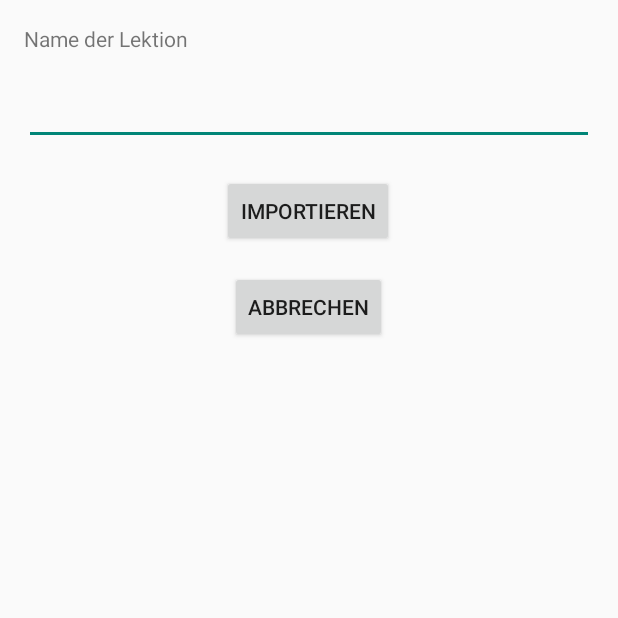
After one commit to Luki2811/VokabelTrainer, an Android app: the ImportLessonActivity screen opened directly, with no data from a screen before it, on a phone screen of 412 x 824 dp, the top half of it. The commit adds this screen. Run offline under Robolectric (Android 15) with nearby library versions, the phone set to English and light mode, and no system bars; 7 statements that could not run were skipped.

Commit message:
Added ImportLessonActivity.kt (20.11.21)

```diff
--- a/app/src/main/java/de/luki2811/dev/vokabeltrainer/PracticeVocabularyActivity.kt
+++ b/app/src/main/java/de/luki2811/dev/vokabeltrainer/PracticeVocabularyActivity.kt
@@ -68,7 +68,7 @@ class PracticeVocabularyActivity : AppCompatActivity() {
         }
     }
 
-    fun checkVoc() {
+    fun checkVoc(view: View) {
         val correctionTextView = findViewById<TextView>(R.id.textViewLessonCorrection)
         val inputAnswer = findViewById<EditText>(R.id.editTextTranslatedInput)
         val buttonCheck = findViewById<Button>(R.id.buttonCheckLesson)
@@ -95,7 +95,7 @@ class PracticeVocabularyActivity : AppCompatActivity() {
             }
         }
         counter = counter + 1
-        voc!!.setUsed(true)
+        voc!!.isAlreadyUsed = true
         buttonCheck.setText(R.string.next)
         val progressBar = findViewById<ProgressBar>(R.id.progressBarLesson)
         val progress = counter.toDouble() / counterRest * 100
@@ -123,7 +123,7 @@ class PracticeVocabularyActivity : AppCompatActivity() {
         correctionTextView.text = ""
         inputAnswer.setText("")
         buttonCheck.setText(R.string.check)
-        buttonCheck.setOnClickListener { v: View? -> checkVoc() }
+        buttonCheck.setOnClickListener { v: View -> checkVoc(v) }
         var newVoc = lesson!!.randomWord
         if (counter < 10) {
             while (voc == newVoc || newVoc.isAlreadyUsed) newVoc = lesson!!.randomWord
--- a/app/src/main/java/de/luki2811/dev/vokabeltrainer/VocabularyWord.kt
+++ b/app/src/main/java/de/luki2811/dev/vokabeltrainer/VocabularyWord.kt
@@ -3,7 +3,4 @@ package de.luki2811.dev.vokabeltrainer
 class VocabularyWord(var knownWord: String, var newWord: String, var isIgnoreCase: Boolean) {
     var isWrong = false
     var isAlreadyUsed = false
-    fun setUsed(used: Boolean) {
-        isAlreadyUsed = used
-    }
 }
--- /dev/null
+++ b/app/src/main/res/layout/activity_import_lesson.xml
@@ -0,0 +1,57 @@
+<?xml version="1.0" encoding="utf-8"?>
+<androidx.constraintlayout.widget.ConstraintLayout xmlns:android="http://schemas.android.com/apk/res/android"
+    xmlns:app="http://schemas.android.com/apk/res-auto"
+    xmlns:tools="http://schemas.android.com/tools"
+    android:layout_width="match_parent"
+    android:layout_height="match_parent"
+    tools:context=".ImportLessonActivity">
+
+    <TextView
+        android:id="@+id/textViewNewLessonImport"
+        android:layout_width="wrap_content"
+        android:layout_height="wrap_content"
+        android:layout_marginStart="16dp"
+        android:layout_marginTop="16dp"
+        android:text="@string/lection_name"
+        app:layout_constraintStart_toStartOf="parent"
+        app:layout_constraintTop_toTopOf="parent" />
+
+    <EditText
+        android:id="@+id/EditLessonNameImport"
+        android:layout_width="0dp"
+        android:layout_height="wrap_content"
+        android:layout_marginStart="16dp"
+        android:layout_marginTop="16dp"
+        android:layout_marginEnd="16dp"
+        android:ems="10"
+        android:inputType="textPersonName"
+        app:layout_constraintEnd_toEndOf="parent"
+        app:layout_constraintStart_toStartOf="parent"
+        app:layout_constraintTop_toBottomOf="@+id/textViewNewLessonImport"
+        tools:hint="NAME_DER_LEKTION" />
+
+    <Button
+        android:id="@+id/buttonImportLessonFinish"
+        android:layout_width="wrap_content"
+        android:layout_height="wrap_content"
+        android:layout_marginTop="20dp"
+        android:onClick="finishImport"
+        android:text="@string/import_"
+        app:layout_constraintEnd_toEndOf="parent"
+        app:layout_constraintHorizontal_bias="0.498"
+        app:layout_constraintStart_toStartOf="parent"
+        app:layout_constraintTop_toBottomOf="@+id/EditLessonNameImport" />
+
+    <Button
+        android:id="@+id/buttonImportLessonCancel"
+        android:layout_width="wrap_content"
+        android:layout_height="wrap_content"
+        android:layout_marginTop="16dp"
+        android:onClick="cancelImportLesson"
+        android:text="@string/cancel"
+        app:layout_constraintEnd_toEndOf="parent"
+        app:layout_constraintHorizontal_bias="0.498"
+        app:layout_constraintStart_toStartOf="parent"
+        app:layout_constraintTop_toBottomOf="@+id/buttonImportLessonFinish" />
+
+</androidx.constraintlayout.widget.ConstraintLayout>
--- a/app/src/main/res/values/strings.xml
+++ b/app/src/main/res/values/strings.xml
@@ -14,7 +14,8 @@
     <string name="next">Weiter</string>
     <string name="bsp_name_lection">Bspw. Essen, Unit 2,…</string>
     <string name="err_missing_name">Fehler: Name fehlt</string>
-    <string name="err_name_not_avaible">Fehler: Name bereits vergeben</string>
+    <string name="err_name_already_taken">Fehler: Name bereits vergeben</string>
+    <string name="err_name_not_available">Fehler: Name nicht verfügbar</string>
     <string name="err_no_native_selected">Fehler: Es wurde keine Muttersprache ausgewählt</string>
     <string name="err_no_new_selected">Fehler: Es wurde keine erlernende Sprache ausgewählt</string>
     <string name="ignore_case">Groß- und Kleinschreibung ignorieren</string>
@@ -49,4 +50,6 @@
     <string name="err_could_not_import_lesson">Fehler: Lektion konnte nicht erstellt werden !</string>
     <string name="import_lesson_successful">Neue Lektion erfolgreich importiert !</string>
     <string name="err_no_permission">Fehler: Keine Berechtigung !</string>
+    <string name="import_">importieren</string>
+    <string name="err_name_too_long_max">Fehler: Name zu lang ! (max. %1$d Zeichen)</string>
 </resources>
```
Also changed, not shown: app/src/main/AndroidManifest.xml (+22 -16 lines), app/src/main/java/de/luki2811/dev/vokabeltrainer/CreateNewVocabularyActivity.kt (+5 -7 lines), app/src/main/java/de/luki2811/dev/vokabeltrainer/ImportLessonActivity.kt (added, +95 -0 lines), app/src/main/java/de/luki2811/dev/vokabeltrainer/Lesson.kt (+57 -5 lines), app/src/main/java/de/luki2811/dev/vokabeltrainer/MainActivity.kt (+3 -5 lines), app/src/main/java/de/luki2811/dev/vokabeltrainer/NewLessonActivity.kt (+7 -104 lines), app/src/main/java/de/luki2811/dev/vokabeltrainer/RealPathUtil.kt (+16 -12 lines).
